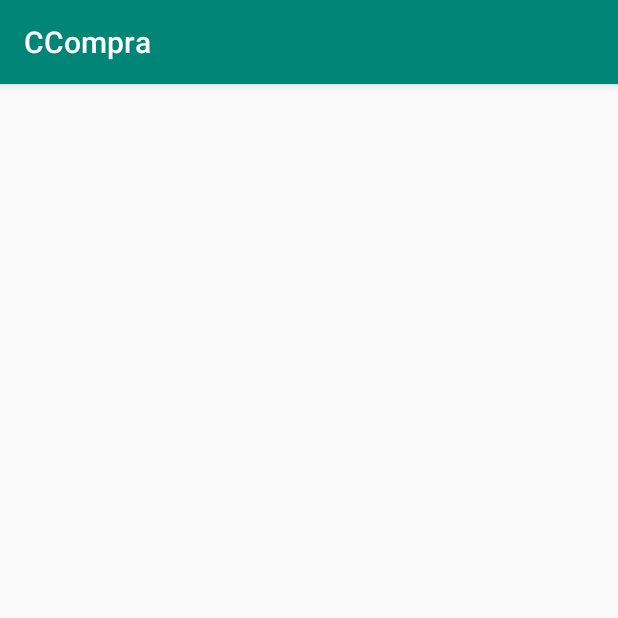
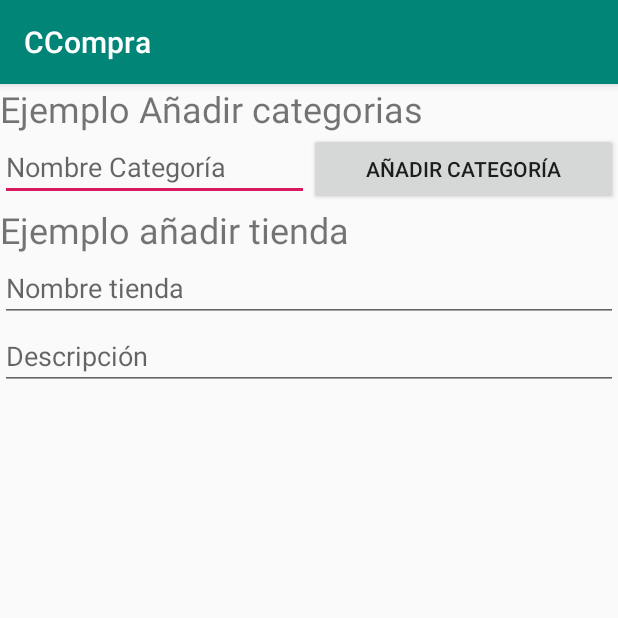
Before and after one commit to ecreyes/CCompra, an Android app: the screen it shows after launch (MainActivity), on a phone screen of 412 x 824 dp, the top half of it. Run offline under Robolectric (Android 15) with nearby library versions, the phone set to English and light mode, and no system bars; our stand-ins replace Firebase (no records; nobody signed in at launch, a user with empty details on screens opened directly).

Commit message:
Creación de categorias desde una actividad con id autoincremental en firebase, obtención de datos de forma asincronica

```diff
--- a/app/build.gradle
+++ b/app/build.gradle
@@ -16,6 +16,10 @@ android {
             proguardFiles getDefaultProguardFile('proguard-android.txt'), 'proguard-rules.pro'
         }
     }
+    compileOptions {
+        sourceCompatibility = '1.8'
+        targetCompatibility = '1.8'
+    }
 }
 
 dependencies {
--- a/app/src/main/java/com/example/ecreyes/ccompra/MainActivity.java
+++ b/app/src/main/java/com/example/ecreyes/ccompra/MainActivity.java
@@ -1,12 +1,15 @@
 package com.example.ecreyes.ccompra;
 
-import android.support.annotation.NonNull;
 import android.support.v7.app.AppCompatActivity;
 import android.os.Bundle;
 import android.util.Log;
-import android.widget.TextView;
+import android.view.View;
+import android.widget.Button;
+import android.widget.EditText;
 
+import com.example.ecreyes.ccompra.Objetos.Categoria;
 import com.example.ecreyes.ccompra.Objetos.FirebaseReferences;
+import com.example.ecreyes.ccompra.Objetos.myCallBack;
 import com.google.firebase.database.DataSnapshot;
 import com.google.firebase.database.DatabaseError;
 import com.google.firebase.database.DatabaseReference;
@@ -14,28 +17,44 @@ import com.google.firebase.database.FirebaseDatabase;
 import com.google.firebase.database.ValueEventListener;
 
 public class MainActivity extends AppCompatActivity {
+    String TAG = "MainActivity";
+    FirebaseDatabase database;
+    DatabaseReference categoriaRef;
+    Button botonCategoria;
+    EditText etCategoria;
 
     @Override
     protected void onCreate(Bundle savedInstanceState) {
         super.onCreate(savedInstanceState);
         setContentView(R.layout.activity_main);
+        botonCategoria = findViewById(R.id.btn_categoria);
+        etCategoria = findViewById(R.id.et_categoria);
 
-        FirebaseDatabase database = FirebaseDatabase.getInstance();
-        DatabaseReference myRef = database.getReference(FirebaseReferences.TIENDA_REFERENCES);
-        Log.d("Principal",myRef.getKey());
+        database = FirebaseDatabase.getInstance();
+        categoriaRef = database.getReference(FirebaseReferences.CATEGORIA_REFERENCES);
+    }
 
-        myRef.addValueEventListener(new ValueEventListener() {
+    public void readData(myCallBack myCallback) {
+        categoriaRef.child("idauto").addListenerForSingleValueEvent(new ValueEventListener() {
             @Override
             public void onDataChange(DataSnapshot dataSnapshot) {
-                String valor = dataSnapshot.getValue(String.class);
-                TextView tv = findViewById(R.id.tv_content);
-                tv.setText(valor);
+                int value = dataSnapshot.getValue(Integer.class);
+                myCallback.onCallback(value);
             }
 
             @Override
-            public void onCancelled(DatabaseError databaseError) {
-                Log.d("Principal","ERROR AL CONECTAR");
+            public void onCancelled(DatabaseError databaseError) {}
+        });
+    }
 
+    public void pressCategoria(View view) {
+        readData(new myCallBack() {
+            @Override
+            public void onCallback(int value) {
+                categoriaRef.child("idauto").setValue(value+1);
+                Categoria cat = new Categoria(value+1,etCategoria.getText().toString());
+                categoriaRef.push().setValue(cat);
+                etCategoria.setText("");
             }
         });
     }
--- a/app/src/main/java/com/example/ecreyes/ccompra/Objetos/FirebaseReferences.java
+++ b/app/src/main/java/com/example/ecreyes/ccompra/Objetos/FirebaseReferences.java
@@ -2,4 +2,7 @@ package com.example.ecreyes.ccompra.Objetos;
 
 public class FirebaseReferences {
     public static final String TIENDA_REFERENCES="Tienda";
+    public static final String COCHE_REFERENCES="Coches";
+    public static final String AUTOMOTORA_REFERENCES="Automotora";
+    public static final String CATEGORIA_REFERENCES="Categoria";
 }
--- /dev/null
+++ b/app/src/main/java/com/example/ecreyes/ccompra/Objetos/myCallBack.java
@@ -0,0 +1,5 @@
+package com.example.ecreyes.ccompra.Objetos;
+
+public interface myCallBack {
+    void onCallback(int value);
+}
--- a/app/src/main/res/layout/activity_main.xml
+++ b/app/src/main/res/layout/activity_main.xml
@@ -1,19 +1,58 @@
 <?xml version="1.0" encoding="utf-8"?>
-<android.support.constraint.ConstraintLayout xmlns:android="http://schemas.android.com/apk/res/android"
-    xmlns:app="http://schemas.android.com/apk/res-auto"
+<LinearLayout
+    xmlns:android="http://schemas.android.com/apk/res/android"
     xmlns:tools="http://schemas.android.com/tools"
     android:layout_width="match_parent"
     android:layout_height="match_parent"
+    android:orientation="vertical"
     tools:context=".MainActivity">
+    <TextView
+        android:layout_width="match_parent"
+        android:layout_height="wrap_content"
+        android:text="Ejemplo Añadir categorias"
+        android:textSize="24sp"
+        />
+
+    <LinearLayout
+        android:layout_width="match_parent"
+        android:layout_height="wrap_content"
+        android:orientation="horizontal"
+        >
+
+        <EditText
+            android:layout_width="match_parent"
+            android:layout_height="wrap_content"
+            android:layout_weight="1"
+            android:id="@+id/et_categoria"
+            android:hint="Nombre Categoría"
+            />
+
+        <Button
+            android:layout_width="match_parent"
+            android:layout_height="wrap_content"
+            android:text="Añadir Categoría"
+            android:id="@+id/btn_categoria"
+            android:onClick="pressCategoria"
+            android:layout_weight="1"
+            />
+
+    </LinearLayout>
 
     <TextView
-        android:layout_width="wrap_content"
+        android:layout_width="match_parent"
         android:layout_height="wrap_content"
-        android:text="Hello World!"
-        android:id="@+id/tv_content"
-        app:layout_constraintBottom_toBottomOf="parent"
-        app:layout_constraintLeft_toLeftOf="parent"
-        app:layout_constraintRight_toRightOf="parent"
-        app:layout_constraintTop_toTopOf="parent" />
+        android:text="Ejemplo añadir tienda"
+        android:textSize="24sp"
+        />
+    <EditText
+        android:layout_width="match_parent"
+        android:layout_height="wrap_content"
+        android:hint="Nombre tienda"
+        />
+    <EditText
+        android:layout_width="match_parent"
+        android:layout_height="wrap_content"
+        android:hint="Descripción"
+        />
 
-</android.support.constraint.ConstraintLayout>
+</LinearLayout>
```
Also changed, not shown: app/src/main/java/com/example/ecreyes/ccompra/Objetos/Categoria.java (added, +31 -0 lines), app/src/main/java/com/example/ecreyes/ccompra/Objetos/Tienda.java (added, +11 -0 lines).
